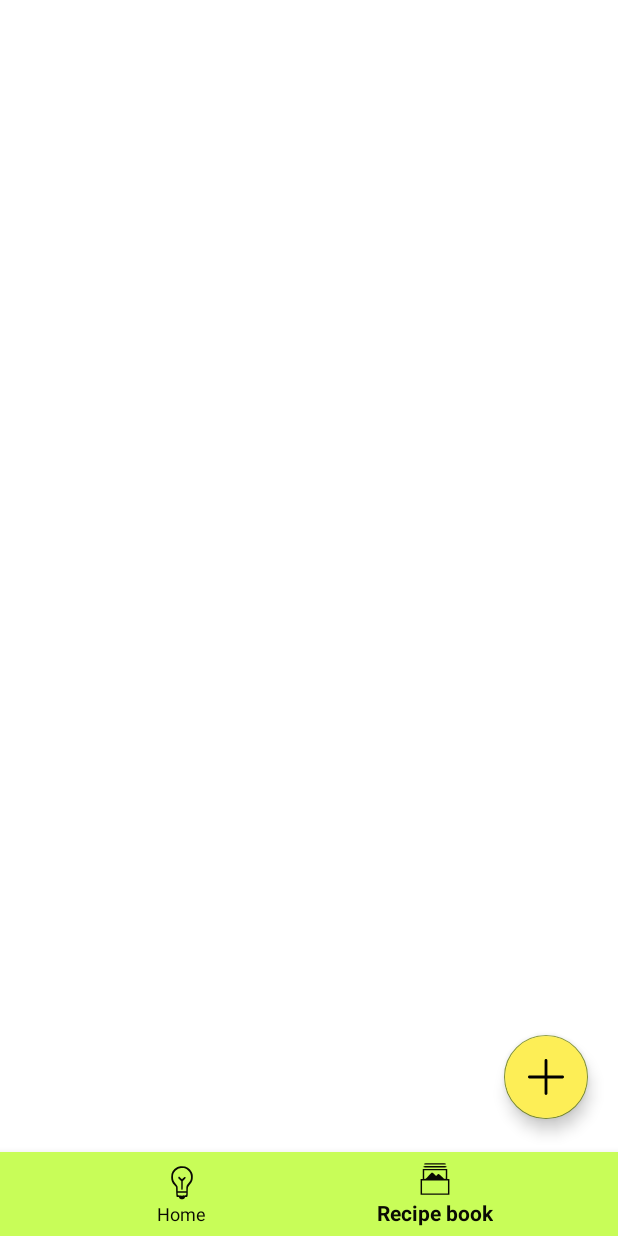
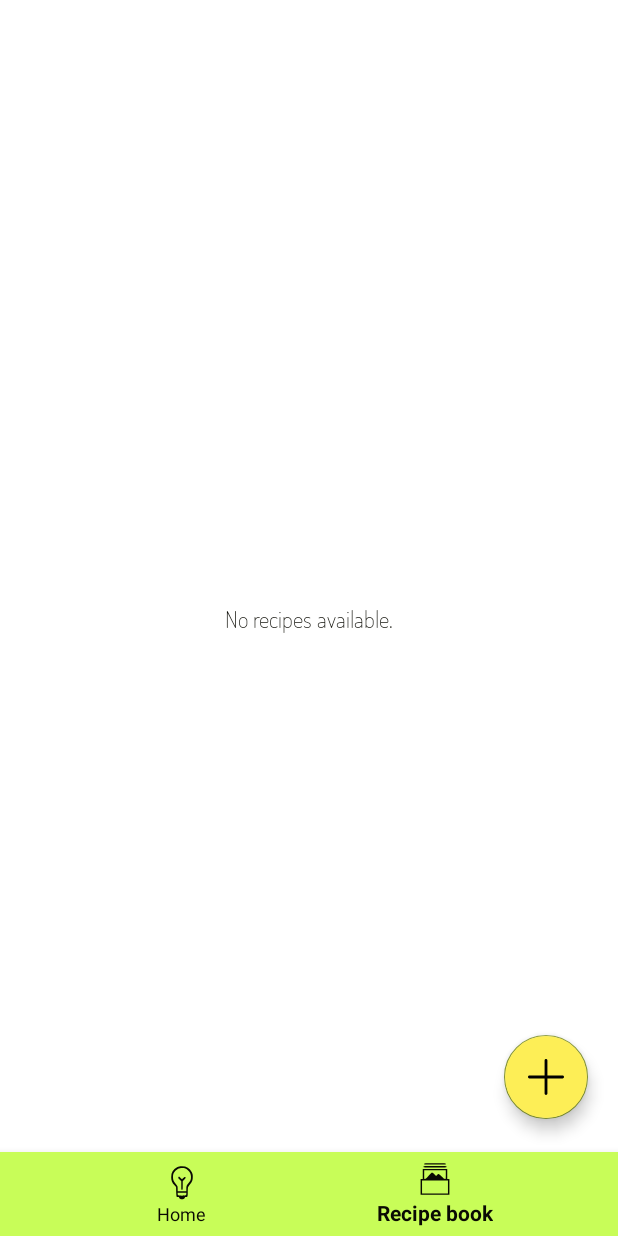
Before and after one commit to vaidadry/foodMood, an Android app: the RecipeListFragment screen opened through its navigation route, on a phone screen of 412 x 824 dp. Run offline under Robolectric (Android 15) with nearby library versions, the phone set to English and light mode, and no system bars; our stand-ins replace Room's generated code, navigation-ui.

Commit message:
swipe on delete, empty state

```diff
--- a/app/src/main/java/vaida/dryzaite/foodmood/model/RecipeEntry.kt
+++ b/app/src/main/java/vaida/dryzaite/foodmood/model/RecipeEntry.kt
@@ -9,7 +9,7 @@ import java.util.*
 // creating entity with db table info, setting primary key to ID, which is Unique
 @Entity(tableName = "recipe_table" )
 data class RecipeEntry(
-    @PrimaryKey @NonNull val id: String = UUID.randomUUID().toString(),
+    @PrimaryKey @NonNull var id: String = UUID.randomUUID().toString(),
     val date: String,
     val title: String,
     val veggie: Boolean,
--- a/app/src/main/java/vaida/dryzaite/foodmood/model/room/RoomRepository.kt
+++ b/app/src/main/java/vaida/dryzaite/foodmood/model/room/RoomRepository.kt
@@ -8,7 +8,7 @@ import vaida.dryzaite.foodmood.model.RecipeRepository
 
 class RoomRepository : RecipeRepository {
 
-    private val recipeDao: RecipeDao = FoodmoodApplication.database.recipeDao()
+     private val recipeDao: RecipeDao = FoodmoodApplication.database.recipeDao()
     private val allRecipes: LiveData<List<RecipeEntry>>
 
     init {
--- a/app/src/main/java/vaida/dryzaite/foodmood/ui/recipeList/RecipeListAdapter.kt
+++ b/app/src/main/java/vaida/dryzaite/foodmood/ui/recipeList/RecipeListAdapter.kt
@@ -2,13 +2,16 @@ package vaida.dryzaite.foodmood.ui.recipeList
 
 import android.view.LayoutInflater
 import android.view.ViewGroup
+import androidx.recyclerview.widget.DiffUtil
 import androidx.recyclerview.widget.RecyclerView
 import vaida.dryzaite.foodmood.R
 import vaida.dryzaite.foodmood.model.RecipeEntry
 import vaida.dryzaite.foodmood.utilities.ItemTouchHelperListener
+import vaida.dryzaite.foodmood.utilities.RecipeDiffCallback
 import java.util.*
 
-class RecipeListAdapter(private val recipes: MutableList<RecipeEntry>): RecyclerView.Adapter<RecipeListViewHolder>(), ItemTouchHelperListener {
+class RecipeListAdapter(private val recipes: MutableList<RecipeEntry>, private val listener: RecipeListAdapterListener)
+    : RecyclerView.Adapter<RecipeListViewHolder>(), ItemTouchHelperListener {
 
 
     override fun onCreateViewHolder(parent: ViewGroup, viewType: Int): RecipeListViewHolder {
@@ -24,9 +27,20 @@ class RecipeListAdapter(private val recipes: MutableList<RecipeEntry>): Recycler
     }
 
     fun updateRecipes(recipes: List<RecipeEntry>) {
+        //implementing diff callback to calculate differences and send updates to adapter
+        val diffCallback = RecipeDiffCallback(this.recipes, recipes)
+        val diffResult = DiffUtil.calculateDiff(diffCallback)
+
         this.recipes.clear()
         this.recipes.addAll(recipes)
-        notifyDataSetChanged()
+
+        diffResult.dispatchUpdatesTo(this)
+    }
+
+    override fun onItemDismiss(viewHolder: RecyclerView.ViewHolder, position: Int) {
+        listener.deleteRecipeAtPosition(recipes[position])
+//        recipes.removeAt(position)
+//        notifyItemRemoved(position)
     }
 
 
@@ -45,4 +59,9 @@ class RecipeListAdapter(private val recipes: MutableList<RecipeEntry>): Recycler
         return true
     }
 
+    // custom interface for listener to delete item at certain position
+    interface RecipeListAdapterListener {
+        fun deleteRecipeAtPosition(recipe: RecipeEntry)
+    }
+
 }
--- a/app/src/main/java/vaida/dryzaite/foodmood/ui/recipeList/RecipeListFragment.kt
+++ b/app/src/main/java/vaida/dryzaite/foodmood/ui/recipeList/RecipeListFragment.kt
@@ -12,15 +12,16 @@ import androidx.recyclerview.widget.ItemTouchHelper
 import androidx.recyclerview.widget.LinearLayoutManager
 import kotlinx.android.synthetic.main.fragment_recipe_list.*
 import vaida.dryzaite.foodmood.R
+import vaida.dryzaite.foodmood.model.RecipeEntry
 import vaida.dryzaite.foodmood.ui.main.MainActivity
 import vaida.dryzaite.foodmood.utilities.ItemTouchHelperCallback
 import vaida.dryzaite.foodmood.viewmodel.RecipeListViewModel
 
-class RecipeListFragment : Fragment() {
+class RecipeListFragment : Fragment(), RecipeListAdapter.RecipeListAdapterListener {
 
     private lateinit var viewModel: RecipeListViewModel
 
-    private val adapter = RecipeListAdapter(mutableListOf())
+    private val adapter = RecipeListAdapter(mutableListOf(), this)
 
     override fun onCreateView(
         inflater: LayoutInflater, container: ViewGroup?,
@@ -46,7 +47,9 @@ class RecipeListFragment : Fragment() {
             recipes?.let {
                 adapter.updateRecipes(recipes)
             }
+            checkForEmptyState()
         })
+
 
         //adding list divider decorations
         val heightInPixels = resources.getDimensionPixelSize(R.dimen.list_item_divider_height)
@@ -66,5 +69,14 @@ class RecipeListFragment : Fragment() {
         itemTouchHelper.attachToRecyclerView(recipe_list_recyclerview)
     }
 
+    //if no items, empty state text is shown
+    private fun checkForEmptyState() {
+        emptyState.visibility = if (adapter.itemCount == 0) View.VISIBLE else View.INVISIBLE
+    }
+
+    override fun deleteRecipeAtPosition(recipe: RecipeEntry) {
+        viewModel.deleteRecipe(recipe)
+    }
+
 
 }
--- /dev/null
+++ b/app/src/main/java/vaida/dryzaite/foodmood/utilities/DiffUtilCallback.kt
@@ -0,0 +1,32 @@
+package vaida.dryzaite.foodmood.utilities
+
+import androidx.recyclerview.widget.DiffUtil
+import vaida.dryzaite.foodmood.model.RecipeEntry
+
+
+//callback measures the differences between changes
+class RecipeDiffCallback(private val oldRecipes: List<RecipeEntry>, private val newRecipes: List<RecipeEntry>)
+    : DiffUtil.Callback() {
+
+    override fun areItemsTheSame(oldItemPosition: Int, newItemPosition: Int): Boolean {
+        return oldRecipes[oldItemPosition].id == newRecipes[newItemPosition].id
+    }
+
+    override fun getOldListSize(): Int = oldRecipes.size
+
+    override fun getNewListSize(): Int = newRecipes.size
+
+    override fun areContentsTheSame(oldItemPosition: Int, newItemPosition: Int): Boolean {
+        val oldRecipe = oldRecipes[oldItemPosition]
+        val newRecipe = newRecipes[newItemPosition]
+
+        return oldRecipe.date == newRecipe.date &&
+                oldRecipe.title == newRecipe.title &&
+                oldRecipe.veggie == newRecipe.veggie &&
+                oldRecipe.fish == newRecipe.fish &&
+                oldRecipe.meal == newRecipe.meal &&
+                oldRecipe.recipe == newRecipe.recipe
+
+
+    }
+}
--- /dev/null
+++ b/app/src/main/java/vaida/dryzaite/foodmood/utilities/ItemSelectedListener.kt
@@ -0,0 +1,7 @@
+package vaida.dryzaite.foodmood.utilities
+
+//for highlighting dragged item in recycler view
+interface ItemSelectedListener {
+    fun onItemSelected()
+    fun onItemCleared()
+}
--- a/app/src/main/java/vaida/dryzaite/foodmood/utilities/ItemTouchHelperListener.kt
+++ b/app/src/main/java/vaida/dryzaite/foodmood/utilities/ItemTouchHelperListener.kt
@@ -1,8 +1,10 @@
 package vaida.dryzaite.foodmood.utilities
 
 import androidx.recyclerview.widget.RecyclerView
+import java.text.FieldPosition
 
 //to implement Swipes and Drags to up-down directions interactions
 interface ItemTouchHelperListener {
     fun onItemMove(recyclerView: RecyclerView, fromPosition: Int, toPosition: Int): Boolean
+    fun onItemDismiss(viewHolder: RecyclerView.ViewHolder, position: Int)
 }
--- a/app/src/main/java/vaida/dryzaite/foodmood/viewmodel/AddRecipeViewModel.kt
+++ b/app/src/main/java/vaida/dryzaite/foodmood/viewmodel/AddRecipeViewModel.kt
@@ -54,7 +54,7 @@ class AddRecipeViewModel(private val generator: RecipeGenerator = RecipeGenerato
     }
 
 
-    ///unfinished - TOAST about invalid URL
+    ///TODO!!! - TOAST about invalid URL
 
     fun canSaveRecipe(): Boolean {
         val title = this.title.get()
--- a/app/src/main/res/layout-land/fragment_recipe_list.xml
+++ b/app/src/main/res/layout-land/fragment_recipe_list.xml
@@ -22,6 +22,19 @@
                     app:layout_constraintStart_toStartOf="parent"
                     app:layout_constraintTop_toTopOf="parent"
                     app:layout_constraintVertical_bias="0.0" />
+
+                <TextView
+                    android:id="@+id/emptyState"
+                    android:layout_width="wrap_content"
+                    android:layout_height="wrap_content"
+                    android:text="@string/no_recipes_available"
+                    app:layout_constraintTop_toTopOf="parent"
+                    app:layout_constraintBottom_toBottomOf="parent"
+                    app:layout_constraintStart_toStartOf="parent"
+                    app:layout_constraintEnd_toEndOf="parent"
+                    android:fontFamily="@font/dosis_extralight"
+                    android:textSize="@dimen/list_item_text_size"
+                    android:visibility="invisible"/>
 
                 <com.google.android.material.floatingactionbutton.FloatingActionButton
                     android:id="@+id/fab"
--- a/app/src/main/res/layout/fragment_recipe_list.xml
+++ b/app/src/main/res/layout/fragment_recipe_list.xml
@@ -1,14 +1,14 @@
-<androidx.coordinatorlayout.widget.CoordinatorLayout
+<androidx.coordinatorlayout.widget.CoordinatorLayout xmlns:app="http://schemas.android.com/apk/res-auto"
+    xmlns:tools="http://schemas.android.com/tools"
     android:layout_width="match_parent"
     android:layout_height="match_parent"
     xmlns:android="http://schemas.android.com/apk/res/android">
 
         <androidx.constraintlayout.widget.ConstraintLayout
-            xmlns:tools="http://schemas.android.com/tools"
+            android:id="@+id/constraintLayout"
             android:layout_width="match_parent"
             android:layout_height="match_parent"
             android:background="@color/colorPrimary"
-            xmlns:app="http://schemas.android.com/apk/res-auto"
             tools:context=".ui.recipeList.RecipeListFragment">
 
 
@@ -21,7 +21,21 @@
                     app:layout_constraintHorizontal_bias="0.0"
                     app:layout_constraintStart_toStartOf="parent"
                     app:layout_constraintTop_toTopOf="parent"
-                    app:layout_constraintVertical_bias="0.0" />
+                    app:layout_constraintVertical_bias="0.0" >
+                </androidx.recyclerview.widget.RecyclerView>
+
+                <TextView
+                    android:id="@+id/emptyState"
+                    android:layout_width="wrap_content"
+                    android:layout_height="wrap_content"
+                    android:text="@string/no_recipes_available"
+                    app:layout_constraintTop_toTopOf="parent"
+                    app:layout_constraintBottom_toBottomOf="parent"
+                    app:layout_constraintStart_toStartOf="parent"
+                    app:layout_constraintEnd_toEndOf="parent"
+                    android:fontFamily="@font/dosis_extralight"
+                    android:textSize="@dimen/list_item_text_size"
+                    android:visibility="invisible"/>
 
                 <com.google.android.material.floatingactionbutton.FloatingActionButton
                     android:id="@+id/fab"
@@ -83,4 +97,5 @@
                     android:orientation="vertical"
                     app:layout_constraintGuide_percent="0.9" />
         </androidx.constraintlayout.widget.ConstraintLayout>
+
 </androidx.coordinatorlayout.widget.CoordinatorLayout>
--- a/app/src/main/res/values/strings.xml
+++ b/app/src/main/res/values/strings.xml
@@ -37,6 +37,7 @@
     <string name="error_saving_recipe_not_filled">Please fill required fields</string>
     <string name="error_showing_recipe">Add some recipes, first</string>
     <string name="error_opening_recipe">Can\'t open the url</string>
+    <string name="no_recipes_available">No recipes available.</string>
 
 
 </resources>
```
Also changed, not shown: app/src/main/java/vaida/dryzaite/foodmood/ui/recipeList/RecipeListViewHolder.kt (+11 -1 lines), app/src/main/java/vaida/dryzaite/foodmood/utilities/ItemTouchHelperCallback.kt (+23 -1 lines).
